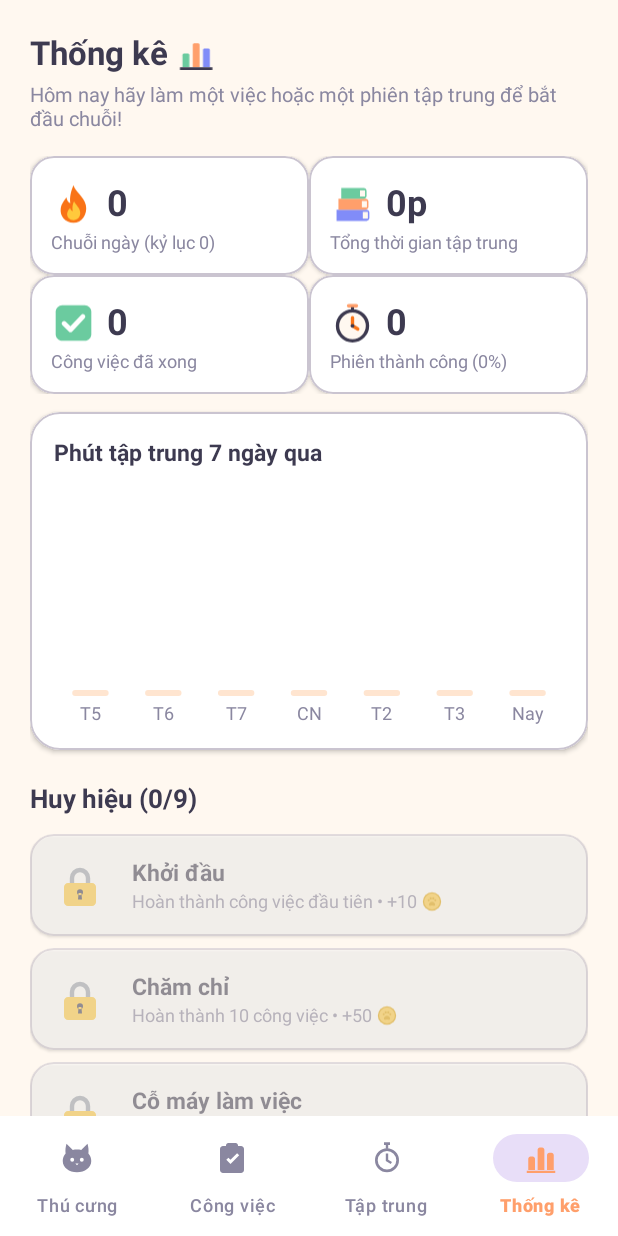
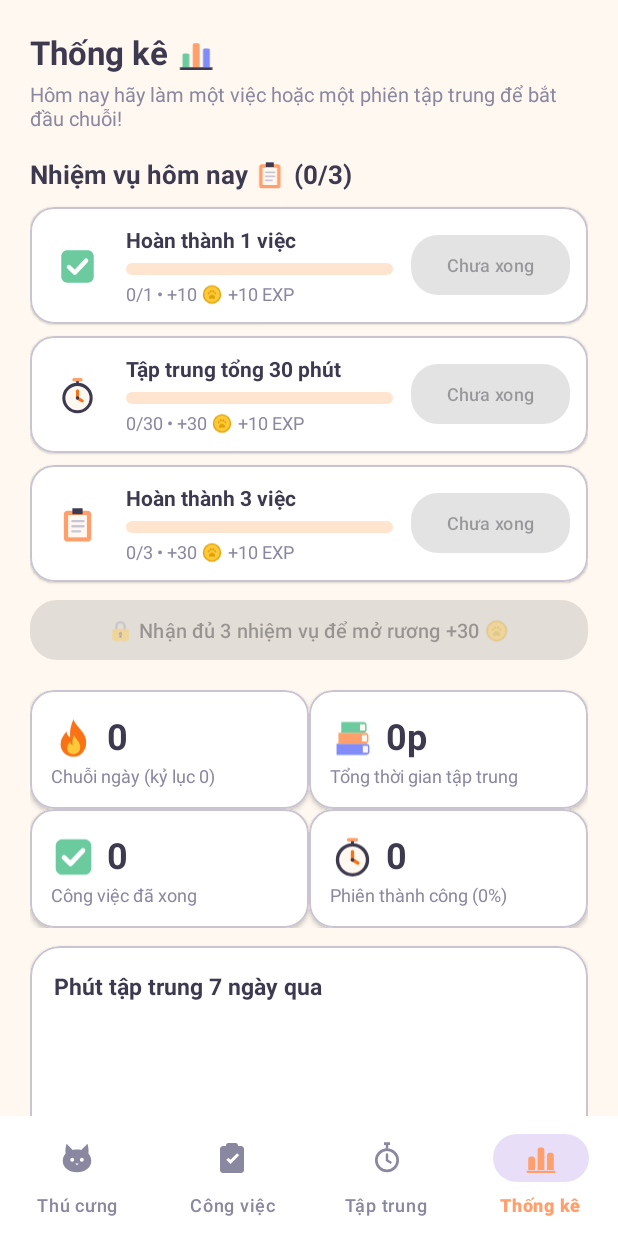
Before and after one commit to LetDuyIn/FocusPet, an Android app: the screen it shows after launch (MainActivity), item 4 of the bottom bar chosen, on a phone screen of 412 x 824 dp. Run offline under Robolectric (Android 15) with nearby library versions, the phone set to English and light mode, and no system bars; our stand-ins replace Room's generated code; 1 statement that could not run was skipped.

Commit message:
Nhiệm vụ hằng ngày và điểm danh
- Mỗi ngày 3 nhiệm vụ (luôn có 1 về công việc, 1 về tập trung), tự đổi sang ngày mới
- Tiến độ tính từ số liệu trong ngày; xong thì bấm Nhận để lấy xu và EXP
- Nhận đủ 3 nhiệm vụ thì mở được rương thưởng +30 xu
- Điểm danh khi mở app mỗi ngày: 10 xu, mỗi ngày liên tiếp thêm 5 xu, tối đa 40 xu
- Database v4: bảng daily_claims (khóa chính ngày + mã nhiệm vụ), có migration
- Test cho cách chọn nhiệm vụ, tiến độ, thưởng điểm danh và chuỗi ngày

```diff
--- a/app/src/main/java/com/midterm/petfocus/MainActivity.kt
+++ b/app/src/main/java/com/midterm/petfocus/MainActivity.kt
@@ -22,6 +22,7 @@ import androidx.lifecycle.repeatOnLifecycle
 import com.google.android.material.bottomnavigation.BottomNavigationView
 import com.google.android.material.dialog.MaterialAlertDialogBuilder
 import com.midterm.petfocus.logic.GameRules
+import com.midterm.petfocus.logic.Quests
 import com.midterm.petfocus.ui.focus.FocusMode
 import com.midterm.petfocus.ui.focus.FocusResult
 import com.midterm.petfocus.ui.focus.FocusViewModel
@@ -137,6 +138,7 @@ class MainActivity : AppCompatActivity() {
             .setPositiveButton("Bắt đầu") { _, _ ->
                 petVm.rename(input.text.toString().ifBlank { "Mimi" })
                 prefs.edit().putBoolean("onboarded", true).apply()
+                checkInIfNeeded()
                 if (Build.VERSION.SDK_INT >= Build.VERSION_CODES.TIRAMISU && !Reminders.canNotify(this)) {
                     notificationPermission.launch(Manifest.permission.POST_NOTIFICATIONS)
                 }
@@ -177,6 +179,26 @@ class MainActivity : AppCompatActivity() {
         focusVm.onAppShown()
     }
 
+    override fun onResume() {
+        super.onResume()
+        // Lần đầu mở app thì đợi xong màn chào rồi mới điểm danh
+        if (getSharedPreferences("app", MODE_PRIVATE).getBoolean("onboarded", false)) checkInIfNeeded()
+    }
+
+    /** Điểm danh mỗi ngày một lần khi mở app; điểm danh liên tiếp thì thưởng tăng dần. */
+    private fun checkInIfNeeded() {
+        lifecycleScope.launch {
+            val (streak, coins) = (application as FocusPetApp).repository.checkIn() ?: return@launch
+            val next = Quests.checkInReward(streak + 1)
+            val tomorrow = if (next > coins) "Mai quay lại để nhận $next 🪙 nhé!" else "Bạn đang nhận mức thưởng cao nhất!"
+            MaterialAlertDialogBuilder(this@MainActivity)
+                .setTitle(ArtIcons.art(this@MainActivity, "Điểm danh ngày $streak 🔥"))
+                .setMessage(ArtIcons.art(this@MainActivity, "+$coins 🪙 cho ngày điểm danh liên tiếp thứ $streak.\n$tomorrow"))
+                .setPositiveButton("Nhận", null)
+                .show()
+        }
+    }
+
     override fun onStop() {
         super.onStop()
         if (!isChangingConfigurations) {
--- a/app/src/main/java/com/midterm/petfocus/StatsFragment.kt
+++ b/app/src/main/java/com/midterm/petfocus/StatsFragment.kt
@@ -11,6 +11,9 @@ import androidx.lifecycle.repeatOnLifecycle
 import com.google.android.material.snackbar.Snackbar
 import com.midterm.petfocus.databinding.FragmentStatsBinding
 import com.midterm.petfocus.databinding.ItemBadgeBinding
+import com.midterm.petfocus.databinding.ItemQuestBinding
+import com.midterm.petfocus.logic.QuestProgress
+import com.midterm.petfocus.logic.Quests
 import com.midterm.petfocus.databinding.ItemStatBinding
 import com.midterm.petfocus.logic.Badge
 import com.midterm.petfocus.logic.StatsSnapshot
@@ -26,12 +29,65 @@ class StatsFragment : Fragment(R.layout.fragment_stats) {
     override fun onViewCreated(view: View, savedInstanceState: Bundle?) {
         val b = FragmentStatsBinding.bind(view)
 
+        b.btnAllDone.setOnClickListener { btn ->
+            btn.isEnabled = false
+            viewLifecycleOwner.lifecycleScope.launch {
+                repo.claimAllDoneBonus()?.let {
+                    RewardFx.floatText(btn, "+${it.coins} 🪙")
+                    Snackbar.make(b.root, ArtIcons.art(requireContext(), "🎉 Hoàn thành cả 3 nhiệm vụ! +${it.coins} 🪙")!!, Snackbar.LENGTH_SHORT).show()
+                }
+            }
+        }
+
         viewLifecycleOwner.lifecycleScope.launch {
             viewLifecycleOwner.repeatOnLifecycle(Lifecycle.State.STARTED) {
-                combine(repo.stats, repo.claimedBadges) { s, claimed -> s to claimed }
-                    .collect { (s, claimed) -> render(b, s, claimed) }
+                launch {
+                    combine(repo.stats, repo.claimedBadges) { s, claimed -> s to claimed }
+                        .collect { (s, claimed) -> render(b, s, claimed) }
+                }
+                // Ngày được chốt khi màn hình mở lại (repeatOnLifecycle), nên qua ngày mới sẽ đổi nhiệm vụ
+                launch {
+                    combine(repo.dailyQuests(), repo.allDoneClaimedToday()) { q, bonus -> q to bonus }
+                        .collect { (quests, bonusClaimed) -> renderQuests(b, quests, bonusClaimed) }
+                }
             }
         }
+    }
+
+    private fun renderQuests(b: FragmentStatsBinding, quests: List<QuestProgress>, bonusClaimed: Boolean) {
+        val claimedCount = quests.count { it.claimed }
+        b.tvQuestsTitle.text = "Nhiệm vụ hôm nay 📋 ($claimedCount/${quests.size})"
+        b.layoutQuests.removeAllViews()
+        quests.forEach { qp ->
+            val q = qp.quest
+            val item = ItemQuestBinding.inflate(LayoutInflater.from(requireContext()), b.layoutQuests, false)
+            item.tvIcon.text = q.emoji
+            item.tvTitle.text = q.title
+            item.progress.max = q.target
+            item.progress.progress = qp.progress
+            item.tvProgress.text = "${qp.progress}/${q.target} • +${q.rewardCoins} 🪙 +${Quests.QUEST_EXP} EXP"
+            item.btnClaim.text = when {
+                qp.claimed -> "Đã nhận ✔️"
+                qp.done -> "Nhận"
+                else -> "Chưa xong"
+            }
+            item.btnClaim.isEnabled = qp.done && !qp.claimed
+            item.btnClaim.setOnClickListener { btn ->
+                btn.isEnabled = false
+                viewLifecycleOwner.lifecycleScope.launch {
+                    repo.claimQuest(q)?.let { RewardFx.floatText(btn, "+${it.coins} 🪙") }
+                }
+            }
+            item.root.alpha = if (qp.claimed) 0.6f else 1f
+            b.layoutQuests.addView(item.root)
+        }
+        val allClaimed = claimedCount == quests.size
+        b.btnAllDone.text = when {
+            bonusClaimed -> "🎉 Đã nhận rương hôm nay, mai quay lại nhé!"
+            allClaimed -> "🎉 Mở rương thưởng: +${Quests.ALL_DONE_BONUS} 🪙"
+            else -> "🔒 Nhận đủ 3 nhiệm vụ để mở rương +${Quests.ALL_DONE_BONUS} 🪙"
+        }
+        b.btnAllDone.isEnabled = allClaimed && !bonusClaimed
     }
 
     private fun render(b: FragmentStatsBinding, s: StatsSnapshot, claimed: Set<String>) {
--- a/app/src/main/java/com/midterm/petfocus/data/AppDatabase.kt
+++ b/app/src/main/java/com/midterm/petfocus/data/AppDatabase.kt
@@ -8,8 +8,8 @@ import androidx.room.migration.Migration
 import androidx.sqlite.db.SupportSQLiteDatabase
 
 @Database(
-    entities = [PetState::class, Task::class, FocusSession::class, OwnedItem::class, BadgeClaim::class],
-    version = 3,
+    entities = [PetState::class, Task::class, FocusSession::class, OwnedItem::class, BadgeClaim::class, DailyClaim::class],
+    version = 4,
     exportSchema = false
 )
 abstract class AppDatabase : RoomDatabase() {
@@ -18,6 +18,7 @@ abstract class AppDatabase : RoomDatabase() {
     abstract fun focusDao(): FocusDao
     abstract fun ownedItemDao(): OwnedItemDao
     abstract fun badgeDao(): BadgeDao
+    abstract fun dailyDao(): DailyDao
 
     companion object {
         @Volatile private var instance: AppDatabase? = null
@@ -44,9 +45,19 @@ abstract class AppDatabase : RoomDatabase() {
             }
         }
 
+        /** v3 → v4: bảng thưởng hằng ngày (nhiệm vụ, điểm danh). */
+        private val MIGRATION_3_4 = object : Migration(3, 4) {
+            override fun migrate(db: SupportSQLiteDatabase) {
+                db.execSQL(
+                    "CREATE TABLE IF NOT EXISTS `daily_claims` (`dayStart` INTEGER NOT NULL, `questId` TEXT NOT NULL, " +
+                        "`coins` INTEGER NOT NULL, `claimedAt` INTEGER NOT NULL, PRIMARY KEY(`dayStart`, `questId`))"
+                )
+            }
+        }
+
         fun get(context: Context): AppDatabase = instance ?: synchronized(this) {
             instance ?: Room.databaseBuilder(context.applicationContext, AppDatabase::class.java, "petfocus.db")
-                .addMigrations(MIGRATION_1_2, MIGRATION_2_3)
+                .addMigrations(MIGRATION_1_2, MIGRATION_2_3, MIGRATION_3_4)
                 .build()
                 .also { instance = it }
         }
--- a/app/src/main/java/com/midterm/petfocus/data/Daos.kt
+++ b/app/src/main/java/com/midterm/petfocus/data/Daos.kt
@@ -52,11 +52,35 @@ interface TaskDao {
     @Query("SELECT COALESCE(SUM(coinsEarned), 0) FROM tasks WHERE isDone = 1 AND completedAt >= :since")
     fun observeCoinsSince(since: Long): Flow<Int>
 
+    @Query("SELECT COUNT(*) FROM tasks WHERE isDone = 1 AND difficulty = 'HARD' AND completedAt >= :since")
+    fun observeHardDoneSince(since: Long): Flow<Int>
+
+    @Query("SELECT COUNT(*) FROM tasks WHERE isDone = 1 AND completedAt >= :since")
+    suspend fun countDoneSince(since: Long): Int
+
+    @Query("SELECT COUNT(*) FROM tasks WHERE isDone = 1 AND difficulty = 'HARD' AND completedAt >= :since")
+    suspend fun countHardDoneSince(since: Long): Int
+
     @Query("SELECT completedAt FROM tasks WHERE isDone = 1 AND completedAt IS NOT NULL")
     fun observeCompletedTimes(): Flow<List<Long>>
 
     @Query("SELECT COUNT(*) FROM tasks WHERE isDone = 0 AND dueDate IS NOT NULL AND dueDate + 86400000 <= :now")
     suspend fun countOverdue(now: Long): Int
+}
+
+@Dao
+interface DailyDao {
+    @Query("SELECT questId FROM daily_claims WHERE dayStart = :day")
+    fun observeClaimed(day: Long): Flow<List<String>>
+
+    @Query("SELECT COUNT(*) FROM daily_claims WHERE dayStart = :day AND questId = :questId")
+    suspend fun isClaimed(day: Long, questId: String): Int
+
+    @Query("SELECT dayStart FROM daily_claims WHERE questId = :questId")
+    suspend fun daysClaimed(questId: String): List<Long>
+
+    @Insert
+    suspend fun insert(claim: DailyClaim)
 }
 
 @Dao
@@ -97,6 +121,12 @@ interface FocusDao {
     @Query("SELECT COUNT(*) FROM focus_sessions WHERE status = 'COMPLETED' AND startTime >= :since")
     fun observeCompletedSince(since: Long): Flow<Int>
 
+    @Query("SELECT COALESCE(SUM(actualMinutes), 0) FROM focus_sessions WHERE status = 'COMPLETED' AND startTime >= :since")
+    suspend fun minutesSince(since: Long): Int
+
+    @Query("SELECT COUNT(*) FROM focus_sessions WHERE status = 'COMPLETED' AND startTime >= :since")
+    suspend fun completedSince(since: Long): Int
+
     @Query("SELECT * FROM focus_sessions WHERE status = 'COMPLETED' ORDER BY startTime")
     fun observeCompleted(): Flow<List<FocusSession>>
 
--- a/app/src/main/java/com/midterm/petfocus/data/Entities.kt
+++ b/app/src/main/java/com/midterm/petfocus/data/Entities.kt
@@ -56,6 +56,20 @@ data class Task(
     val parentId: Long? = null
 )
 
+/**
+ * Thưởng hằng ngày đã nhận: nhiệm vụ trong ngày, rương hoàn thành cả 3 nhiệm vụ, điểm danh.
+ * Khóa chính gồm ngày + mã nhiệm vụ nên mỗi thưởng chỉ nhận được một lần mỗi ngày.
+ */
+@Entity(tableName = "daily_claims", primaryKeys = ["dayStart", "questId"])
+data class DailyClaim(
+    /** Mốc 0h của ngày nhận thưởng. */
+    val dayStart: Long,
+    /** Tên enum Quest, hoặc "CHECK_IN" / "ALL_DONE". */
+    val questId: String,
+    val coins: Int,
+    val claimedAt: Long
+)
+
 /** Huy hiệu đã nhận thưởng, để mỗi huy hiệu chỉ nhận xu một lần. */
 @Entity(tableName = "badge_claims")
 data class BadgeClaim(
--- a/app/src/main/java/com/midterm/petfocus/data/GameRepository.kt
+++ b/app/src/main/java/com/midterm/petfocus/data/GameRepository.kt
@@ -2,6 +2,10 @@ package com.midterm.petfocus.data
 
 import androidx.room.withTransaction
 import com.midterm.petfocus.logic.Badge
+import com.midterm.petfocus.logic.DayCounts
+import com.midterm.petfocus.logic.Quest
+import com.midterm.petfocus.logic.QuestProgress
+import com.midterm.petfocus.logic.Quests
 import com.midterm.petfocus.logic.GameRules
 import com.midterm.petfocus.logic.ItemType
 import com.midterm.petfocus.logic.PetAction
@@ -29,6 +33,7 @@ class GameRepository(private val db: AppDatabase) {
     private val focusDao = db.focusDao()
     private val ownedDao = db.ownedItemDao()
     private val badgeDao = db.badgeDao()
+    private val dailyDao = db.dailyDao()
 
     private fun now() = System.currentTimeMillis()
     private fun today() = GameRules.startOfDay(now())
@@ -166,6 +171,65 @@ class GameRepository(private val db: AppDatabase) {
         StatsCalculator.build(sessions, taskTimes, failed, p.level, now())
     }
 
+    // ---------- Nhiệm vụ hằng ngày & điểm danh ----------
+
+    /** Tiến độ 3 nhiệm vụ của hôm nay (ngày tính lúc gọi hàm). */
+    fun dailyQuests(): Flow<List<QuestProgress>> {
+        val day = today()
+        val counts = combine(
+            taskDao.observeDoneSince(day), taskDao.observeHardDoneSince(day),
+            focusDao.observeMinutesSince(day), focusDao.observeCompletedSince(day)
+        ) { done, hard, minutes, sessions -> DayCounts(done, hard, minutes, sessions) }
+        return combine(counts, dailyDao.observeClaimed(day)) { c, claimed ->
+            Quests.forDay(day).map { q -> QuestProgress(q, q.progressOf(c).coerceAtMost(q.target), q.name in claimed) }
+        }
+    }
+
+    /** Đã nhận rương thưởng hoàn thành cả 3 nhiệm vụ hôm nay chưa. */
+    fun allDoneClaimedToday(): Flow<Boolean> =
+        dailyDao.observeClaimed(today()).map { Quests.ALL_DONE_ID in it }
+
+    /** Nhận thưởng một nhiệm vụ đã hoàn thành. Trả về null nếu chưa xong hoặc đã nhận. */
+    suspend fun claimQuest(quest: Quest): Reward? = db.withTransaction {
+        val day = today()
+        if (quest !in Quests.forDay(day) || dailyDao.isClaimed(day, quest.name) > 0) return@withTransaction null
+        if (quest.progressOf(countsFor(day)) < quest.target) return@withTransaction null
+        dailyDao.insert(DailyClaim(day, quest.name, quest.rewardCoins, now()))
+        grant(quest.rewardCoins, Quests.QUEST_EXP)
+    }
+
+    /** Nhận rương thưởng khi đã nhận đủ cả 3 nhiệm vụ trong ngày. */
+    suspend fun claimAllDoneBonus(): Reward? = db.withTransaction {
+        val day = today()
+        if (dailyDao.isClaimed(day, Quests.ALL_DONE_ID) > 0) return@withTransaction null
+        if (Quests.forDay(day).any { dailyDao.isClaimed(day, it.name) == 0 }) return@withTransaction null
+        dailyDao.insert(DailyClaim(day, Quests.ALL_DONE_ID, Quests.ALL_DONE_BONUS, now()))
+        grant(Quests.ALL_DONE_BONUS, 0, happinessDelta = 10f)
+    }
+
+    /**
+     * Điểm danh mỗi ngày khi mở app. Trả về (chuỗi ngày liên tiếp, xu nhận được),
+     * hoặc null nếu hôm nay đã điểm danh rồi.
+     */
+    suspend fun checkIn(): Pair<Int, Int>? = db.withTransaction {
+        val day = today()
+        if (dailyDao.isClaimed(day, Quests.CHECK_IN_ID) > 0) return@withTransaction null
+        val previous = dailyDao.daysClaimed(Quests.CHECK_IN_ID).toSet()
+        val streak = Quests.consecutiveDaysEnding(previous, GameRules.addDays(day, -1)) + 1
+        val coins = Quests.checkInReward(streak)
+        dailyDao.insert(DailyClaim(day, Quests.CHECK_IN_ID, coins, now()))
+        grant(coins, 0)
+        streak to coins
+    }
+
+    // Đọc trực tiếp (không qua Flow) vì đang ở trong transaction
+    private suspend fun countsFor(day: Long) = DayCounts(
+        tasksDone = taskDao.countDoneSince(day),
+        hardTasksDone = taskDao.countHardDoneSince(day),
+        focusMinutes = focusDao.minutesSince(day),
+        focusSessions = focusDao.completedSince(day)
+    )
+
     // ---------- Huy hiệu ----------
     val claimedBadges: Flow<Set<String>> = badgeDao.observeClaimed().map { it.toSet() }
 
--- a/app/src/main/java/com/midterm/petfocus/logic/GameRules.kt
+++ b/app/src/main/java/com/midterm/petfocus/logic/GameRules.kt
@@ -231,6 +231,13 @@ object GameRules {
     // ---- Thời gian ----
     const val DAY_MS = 24 * 60 * 60 * 1000L
 
+    /** Cộng/trừ ngày bằng Calendar để đúng cả khi đổi giờ mùa hè. */
+    fun addDays(dayStart: Long, days: Int): Long = Calendar.getInstance().run {
+        timeInMillis = dayStart
+        add(Calendar.DAY_OF_YEAR, days)
+        startOfDay(timeInMillis)
+    }
+
     fun startOfDay(time: Long): Long = Calendar.getInstance().run {
         timeInMillis = time
         set(Calendar.HOUR_OF_DAY, 0); set(Calendar.MINUTE, 0)
--- /dev/null
+++ b/app/src/main/java/com/midterm/petfocus/logic/Quests.kt
@@ -0,0 +1,70 @@
+package com.midterm.petfocus.logic
+
+/** Số liệu trong ngày dùng để tính tiến độ nhiệm vụ. */
+data class DayCounts(
+    val tasksDone: Int = 0,
+    val hardTasksDone: Int = 0,
+    val focusMinutes: Int = 0,
+    val focusSessions: Int = 0
+)
+
+enum class QuestGroup { TASK, FOCUS }
+
+/** Kho nhiệm vụ hằng ngày. Mỗi ngày chọn ra 3 nhiệm vụ từ đây. */
+enum class Quest(
+    val emoji: String,
+    val title: String,
+    val target: Int,
+    val rewardCoins: Int,
+    val group: QuestGroup,
+    val progressOf: (DayCounts) -> Int
+) {
+    TASKS_1("✅", "Hoàn thành 1 việc", 1, 10, QuestGroup.TASK, { it.tasksDone }),
+    TASKS_3("📋", "Hoàn thành 3 việc", 3, 30, QuestGroup.TASK, { it.tasksDone }),
+    TASK_HARD("🏆", "Hoàn thành 1 việc Khó", 1, 25, QuestGroup.TASK, { it.hardTasksDone }),
+    FOCUS_30("⏱️", "Tập trung tổng 30 phút", 30, 30, QuestGroup.FOCUS, { it.focusMinutes }),
+    FOCUS_60("📚", "Tập trung tổng 60 phút", 60, 50, QuestGroup.FOCUS, { it.focusMinutes }),
+    FOCUS_2_SESSIONS("🔥", "Hoàn thành 2 phiên tập trung", 2, 25, QuestGroup.FOCUS, { it.focusSessions });
+}
+
+data class QuestProgress(val quest: Quest, val progress: Int, val claimed: Boolean) {
+    val done get() = progress >= quest.target
+}
+
+object Quests {
+    const val CHECK_IN_ID = "CHECK_IN"
+    const val ALL_DONE_ID = "ALL_DONE"
+    const val ALL_DONE_BONUS = 30
+    const val QUEST_EXP = 10
+
+    /**
+     * 3 nhiệm vụ của một ngày: 1 về công việc, 1 về tập trung, 1 bất kỳ còn lại.
+     * Chọn theo số thứ tự của ngày nên cả ngày giữ nguyên, sang ngày mới thì đổi.
+     */
+    fun forDay(dayStart: Long): List<Quest> {
+        // Đổi mốc 0h giờ địa phương thành số thứ tự ngày (cộng múi giờ để không lệch ngày)
+        val offset = java.util.TimeZone.getDefault().getOffset(dayStart)
+        val day = Math.floorDiv(dayStart + offset, GameRules.DAY_MS).toInt()
+        val tasks = Quest.entries.filter { it.group == QuestGroup.TASK }
+        val focus = Quest.entries.filter { it.group == QuestGroup.FOCUS }
+        val first = tasks[Math.floorMod(day, tasks.size)]
+        val second = focus[Math.floorMod(day * 7 + 3, focus.size)]
+        val rest = Quest.entries - first - second
+        val third = rest[Math.floorMod(day * 13 + 5, rest.size)]
+        return listOf(first, second, third)
+    }
+
+    /** Điểm danh: ngày 1 được 10 xu, mỗi ngày liên tiếp thêm 5 xu, tối đa 40 xu từ ngày thứ 7. */
+    fun checkInReward(streak: Int): Int = 10 + 5 * (streak.coerceIn(1, 7) - 1)
+
+    /** Số ngày liên tiếp có trong [days], tính lùi từ [endDay] (tính cả endDay). */
+    fun consecutiveDaysEnding(days: Set<Long>, endDay: Long): Int {
+        var count = 0
+        var d = endDay
+        while (d in days) {
+            count++
+            d = GameRules.addDays(d, -1)
+        }
+        return count
+    }
+}
--- a/app/src/main/java/com/midterm/petfocus/logic/Stats.kt
+++ b/app/src/main/java/com/midterm/petfocus/logic/Stats.kt
@@ -97,10 +97,5 @@ object StatsCalculator {
         return best
     }
 
-    /** Cộng/trừ ngày bằng Calendar để đúng cả khi đổi giờ mùa hè. */
-    private fun shiftDays(dayStart: Long, days: Int): Long = Calendar.getInstance().run {
-        timeInMillis = dayStart
-        add(Calendar.DAY_OF_YEAR, days)
-        GameRules.startOfDay(timeInMillis)
-    }
+    private fun shiftDays(dayStart: Long, days: Int): Long = GameRules.addDays(dayStart, days)
 }
--- a/app/src/main/res/layout/fragment_stats.xml
+++ b/app/src/main/res/layout/fragment_stats.xml
@@ -27,6 +27,32 @@
             android:text="@string/tv_stats_subtitle"
             android:textColor="@color/text_secondary"
             android:textSize="13sp" />
+
+        <!-- Nhiệm vụ hằng ngày -->
+        <com.midterm.petfocus.ui.art.ArtTextView
+            android:id="@+id/tv_quests_title"
+            android:layout_width="wrap_content"
+            android:layout_height="wrap_content"
+            android:layout_marginTop="16dp"
+            android:text="@string/quests_title"
+            android:textColor="@color/text_primary"
+            android:textSize="17sp"
+            android:textStyle="bold" />
+
+        <LinearLayout
+            android:id="@+id/layout_quests"
+            android:layout_width="match_parent"
+            android:layout_height="wrap_content"
+            android:layout_marginTop="6dp"
+            android:orientation="vertical" />
+
+        <com.midterm.petfocus.ui.art.ArtButton
+            android:id="@+id/btn_all_done"
+            android:layout_width="match_parent"
+            android:layout_height="wrap_content"
+            android:layout_marginTop="4dp"
+            android:textSize="13sp"
+            app:cornerRadius="18dp" />
 
         <!-- 4 ô số liệu -->
         <GridLayout
--- /dev/null
+++ b/app/src/main/res/layout/item_quest.xml
@@ -0,0 +1,65 @@
+<?xml version="1.0" encoding="utf-8"?>
+<com.google.android.material.card.MaterialCardView xmlns:android="http://schemas.android.com/apk/res/android"
+    xmlns:app="http://schemas.android.com/apk/res-auto"
+    android:layout_width="match_parent"
+    android:layout_height="wrap_content"
+    android:layout_marginVertical="4dp"
+    app:cardBackgroundColor="@color/surface_white"
+    app:cardCornerRadius="16dp"
+    app:cardElevation="1dp">
+
+    <LinearLayout
+        android:layout_width="match_parent"
+        android:layout_height="wrap_content"
+        android:gravity="center_vertical"
+        android:orientation="horizontal"
+        android:padding="12dp">
+
+        <com.midterm.petfocus.ui.art.ArtTextView
+            android:id="@+id/tv_icon"
+            android:layout_width="40dp"
+            android:layout_height="40dp"
+            android:gravity="center"
+            android:textSize="22sp" />
+
+        <LinearLayout
+            android:layout_width="0dp"
+            android:layout_height="wrap_content"
+            android:layout_marginHorizontal="12dp"
+            android:layout_weight="1"
+            android:orientation="vertical">
+
+            <com.midterm.petfocus.ui.art.ArtTextView
+                android:id="@+id/tv_title"
+                android:layout_width="wrap_content"
+                android:layout_height="wrap_content"
+                android:textColor="@color/text_primary"
+                android:textSize="14sp"
+                android:textStyle="bold" />
+
+            <ProgressBar
+                android:id="@+id/progress"
+                style="?android:attr/progressBarStyleHorizontal"
+                android:layout_width="match_parent"
+                android:layout_height="8dp"
+                android:layout_marginTop="6dp"
+                android:progressDrawable="@drawable/progress_peach" />
+
+            <com.midterm.petfocus.ui.art.ArtTextView
+                android:id="@+id/tv_progress"
+                android:layout_width="wrap_content"
+                android:layout_height="wrap_content"
+                android:layout_marginTop="4dp"
+                android:textColor="@color/text_secondary"
+                android:textSize="12sp" />
+        </LinearLayout>
+
+        <com.midterm.petfocus.ui.art.ArtButton
+            android:id="@+id/btn_claim"
+            android:layout_width="wrap_content"
+            android:layout_height="wrap_content"
+            android:minWidth="80dp"
+            android:textSize="12sp"
+            app:cornerRadius="18dp" />
+    </LinearLayout>
+</com.google.android.material.card.MaterialCardView>
--- a/app/src/main/res/values/strings.xml
+++ b/app/src/main/res/values/strings.xml
@@ -53,6 +53,9 @@
     <string name="nav_focus">Tập trung</string>
     <string name="nav_stats">Thống kê</string>
 
+    <!-- Nhiệm vụ hằng ngày -->
+    <string name="quests_title">Nhiệm vụ hôm nay 📋</string>
+
     <!-- Mèo lớn dần -->
     <string name="accessory_desc">Phụ kiện của thú cưng</string>
 
```
Also changed, not shown: 1 other file.
